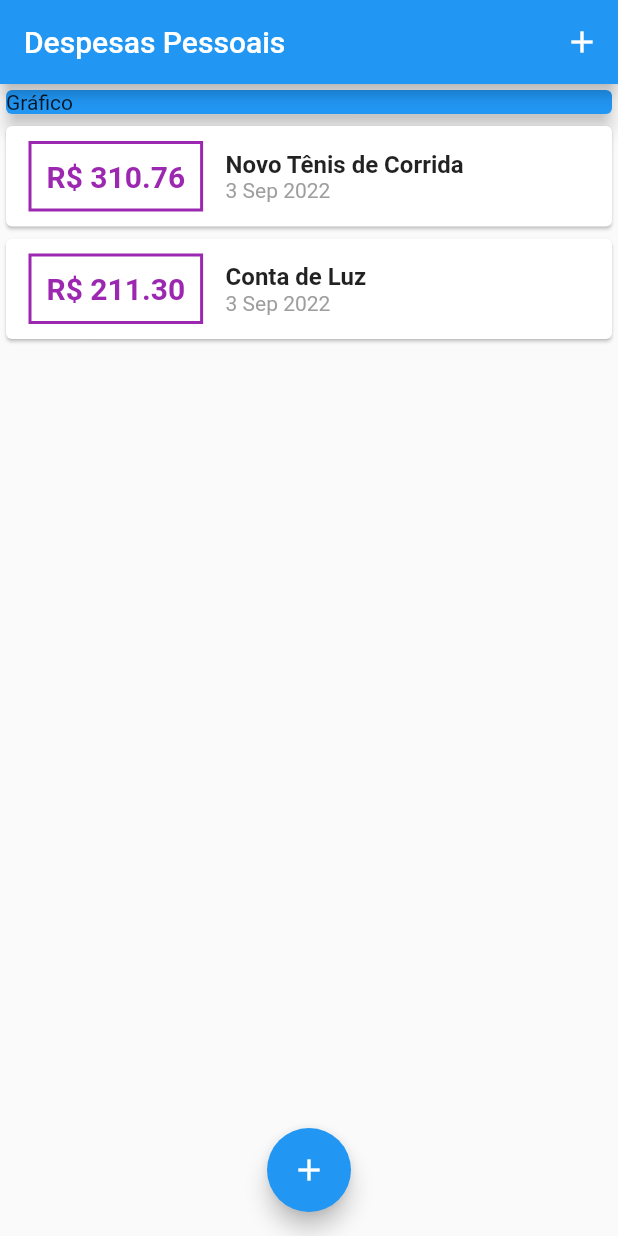
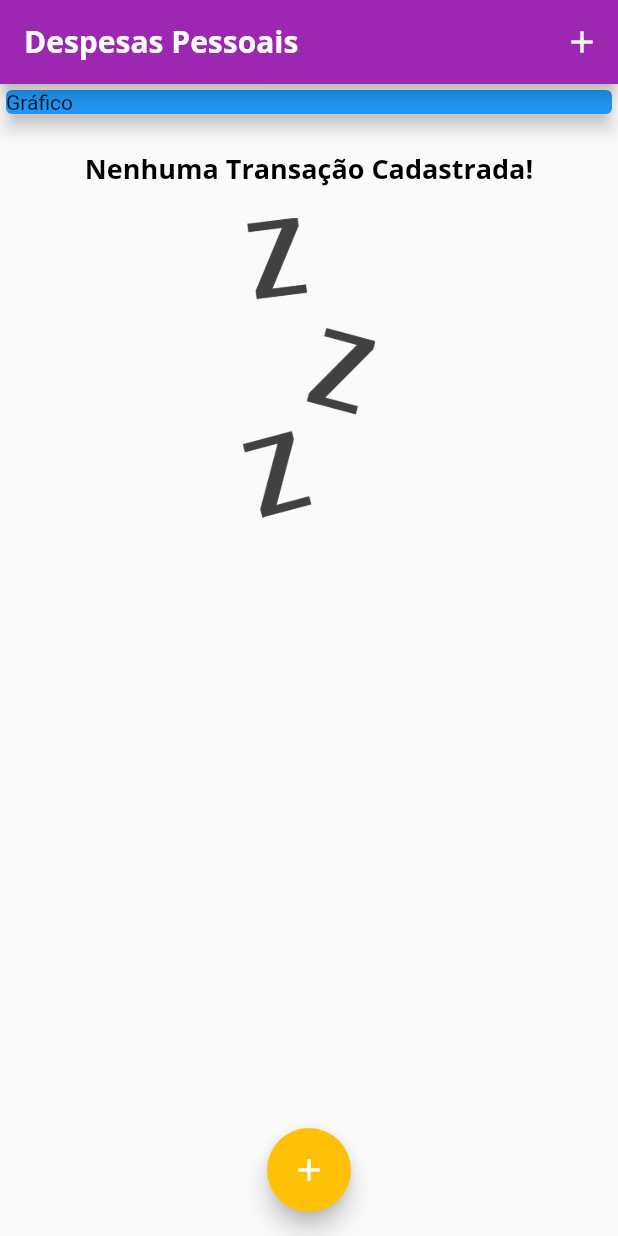
Before and after one commit to souzap371/projeto_despesas_pessoais, a Flutter app: the screen it shows after launch, on a phone screen of 412 x 824 dp. Run offline on Flutter 3.47's test engine with Material 2 defaults, Android fonts, the phone set to English and light mode, and no system bars.

```diff
--- a/lib/components/transaction_list.dart
+++ b/lib/components/transaction_list.dart
@@ -14,7 +14,29 @@ class TransactionList extends StatelessWidget {
   Widget build(BuildContext context) {
     return Container(
       height: 300,
-      child: ListView.builder(
+      child: transactions.isEmpty
+          ? Column(
+              children: <Widget>[
+                SizedBox(
+                  height: 20,
+                ),
+                Text(
+                  'Nenhuma Transação Cadastrada!',
+                  style: Theme.of(context).textTheme.headline6,
+                ),
+                SizedBox(
+                  height: 20,
+                ),
+                Container(
+                  height: 200,
+                  child: Image.asset(
+                    'assets/images/waiting.png',
+                    fit: BoxFit.cover,
+                  ),
+                ),
+              ],
+            )
+          : ListView.builder(
               itemCount: transactions.length,
               itemBuilder: (ctx, index) {
                 final tr = transactions[index];
@@ -22,10 +44,11 @@ class TransactionList extends StatelessWidget {
                   child: Row(
                     children: <Widget>[
                       Container(
-                  margin: EdgeInsets.symmetric(horizontal: 15, vertical: 10),
+                        margin:
+                            EdgeInsets.symmetric(horizontal: 15, vertical: 10),
                         decoration: BoxDecoration(
                             border: Border.all(
-                    color: Colors.purple,
+                          color: Theme.of(context).primaryColor,
                           width: 2,
                         )),
                         padding: EdgeInsets.all(10),
@@ -34,7 +57,7 @@ class TransactionList extends StatelessWidget {
                           style: TextStyle(
                             fontWeight: FontWeight.bold,
                             fontSize: 20,
-                      color: Colors.purple,
+                            color: Theme.of(context).primaryColor,
                           ),
                         ),
                       ),
@@ -43,10 +66,7 @@ class TransactionList extends StatelessWidget {
                         children: <Widget>[
                           Text(
                             tr.title,
-                      style: TextStyle(
-                        fontWeight: FontWeight.bold,
-                        fontSize: 16,
-                      ),
+                            style: Theme.of(context).textTheme.headline6,
                           ),
                           Text(
                             DateFormat('d MMM y').format(tr.date),
--- a/lib/main.dart
+++ b/lib/main.dart
@@ -11,31 +11,54 @@ main() => runApp(ExpensesApp());
 class ExpensesApp extends StatelessWidget {
   @override
   Widget build(BuildContext context) {
+    final ThemeData tema = ThemeData();
+
     return MaterialApp(
       home: MyHomePage(),
+      theme: tema.copyWith(
+        colorScheme: tema.colorScheme.copyWith(
+          primary: Colors.purple,
+          secondary: Colors.amber,
+        ),
+        textTheme: tema.textTheme.copyWith(
+          headline6: TextStyle(
+            fontFamily: 'OpenSans',
+            fontSize: 18,
+            fontWeight: FontWeight.bold,
+            color: Colors.black,
+          ),
+        ),
+        appBarTheme: AppBarTheme(
+          titleTextStyle: TextStyle(
+            fontFamily: 'OpenSans',
+            fontSize: 20,
+            fontWeight: FontWeight.bold,
+          ),
+        ),
+      ),
     );
   }
 }
 
 class MyHomePage extends StatefulWidget {
   @override
-  State<MyHomePage> createState() => _MyHomePageState();
+  _MyHomePageState createState() => _MyHomePageState();
 }
 
 class _MyHomePageState extends State<MyHomePage> {
-  final _transactions = [
-    Transaction(
-      id: 't1',
-      title: 'Novo Tênis de Corrida',
-      value: 310.76,
-      date: DateTime.now(),
-    ),
-    Transaction(
-      id: 't2',
-      title: 'Conta de Luz',
-      value: 211.30,
-      date: DateTime.now(),
-    ),
+  final List<Transaction> _transactions = [
+    // Transaction(
+    //  id: 't1',
+    //  title: 'Novo Tênis de Corrida',
+    //  value: 310.76,
+    //  date: DateTime.now(),
+    // ),
+    // Transaction(
+    //  id: 't2',
+    //  title: 'Conta de Luz',
+    //  value: 211.30,
+    //  date: DateTime.now(),
+    // ),
   ];
 
   _addTransaction(String title, double value) {
@@ -49,6 +72,9 @@ class _MyHomePageState extends State<MyHomePage> {
     setState(() {
       _transactions.add(newTransaction);
     });
+
+    //Fechando modal
+    Navigator.of(context).pop();
   }
 
   _openTransactionFormModal(BuildContext) {
@@ -63,7 +89,9 @@ class _MyHomePageState extends State<MyHomePage> {
   Widget build(BuildContext context) {
     return Scaffold(
       appBar: AppBar(
-        title: Text('Despesas Pessoais'),
+        title: Text(
+          'Despesas Pessoais',
+        ),
         actions: <Widget>[
           IconButton(
             icon: Icon(Icons.add),
```
Also changed, not shown: pubspec.yaml (+14 -11 lines), assets/fonts/OpenSans-Bold.ttf (added), assets/fonts/OpenSans-Regular.ttf (added), assets/fonts/Quicksand-Bold.ttf (added), assets/fonts/Quicksand-Light.ttf (added), assets/fonts/Quicksand-Medium.ttf (added), assets/fonts/Quicksand-Regular.ttf (added), assets/images/waiting.png (added). Lines whose indentation alone changed are shown as unchanged.
